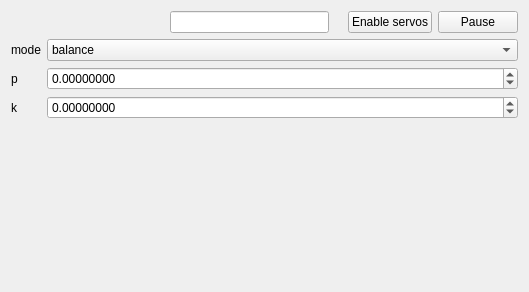
Before: the Qt Designer form control.ui in trnila/balancer_debugger, drawn with Qt 5.
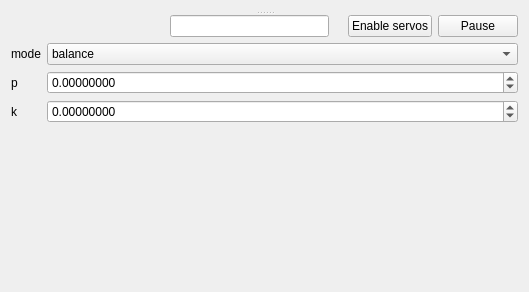
After: the same form once the commit is applied.

Commit message: resizable control

Patch:
```diff
--- a/control.ui
+++ b/control.ui
@@ -13,7 +13,21 @@
   <property name="windowTitle">
    <string>Form</string>
   </property>
-  <layout class="QVBoxLayout" name="verticalLayout">
+  <layout class="QGridLayout" name="gridLayout">
+   <item row="0" column="0">
+    <widget class="QSplitter" name="splitter">
+     <property name="orientation">
+      <enum>Qt::Vertical</enum>
+     </property>
+     <widget class="QWidget" name="charts" native="true">
+      <layout class="QVBoxLayout" name="verticalLayout_4">
+       <item>
+        <layout class="QVBoxLayout" name="verticalLayout_3"/>
+       </item>
+      </layout>
+     </widget>
+     <widget class="QWidget" name="widget" native="true">
+      <layout class="QVBoxLayout" name="verticalLayout_2">
    <item>
     <layout class="QHBoxLayout" name="horizontalLayout">
      <item>
@@ -130,6 +144,10 @@
       </widget>
      </item>
     </layout>
+       </item>
+      </layout>
+     </widget>
+    </widget>
    </item>
   </layout>
  </widget>
```
Lines whose indentation alone changed are shown as unchanged. The commit also changes 1 other file.
